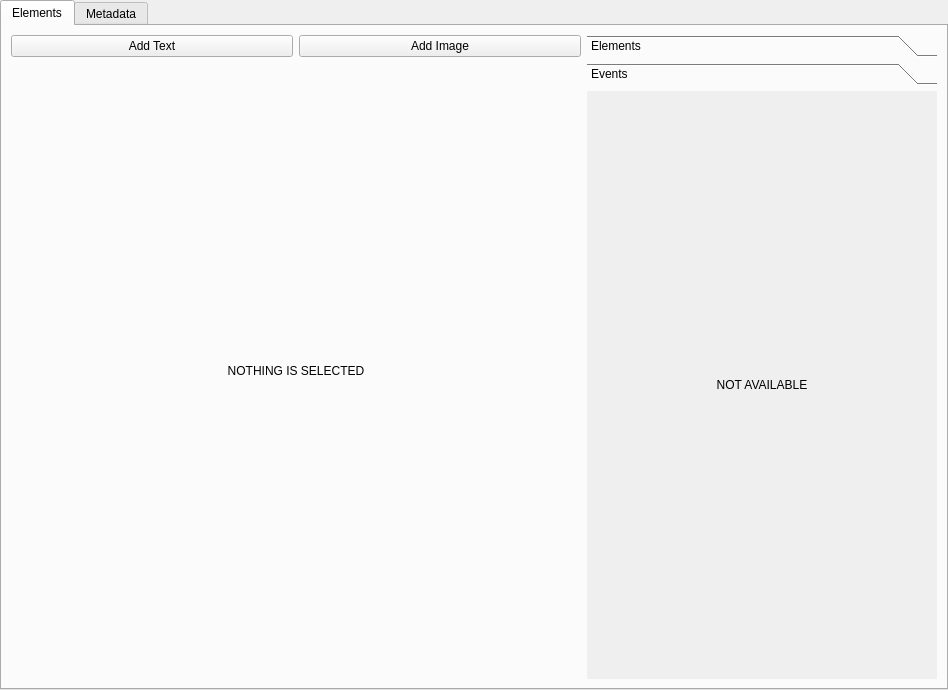
First picture: the form in pagesettings.ui, repository minirop/hso-page-builder, before the edit.
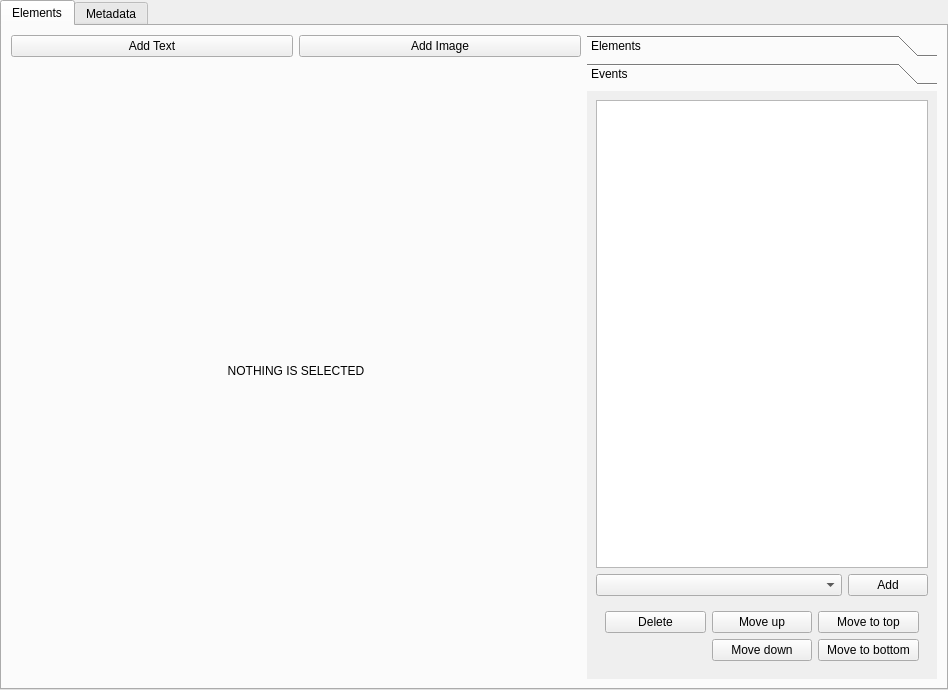
Second picture: the form after the edit. The open tabs and pages were chosen to show the change. Custom widgets are drawn as their Qt base class.

Commit message: Added events to page elements.

What changed in the file:
```diff
--- a/pagesettings.ui
+++ b/pagesettings.ui
@@ -942,8 +942,8 @@
            <rect>
             <x>0</x>
             <y>0</y>
-            <width>113</width>
-            <height>34</height>
+            <width>350</width>
+            <height>582</height>
            </rect>
           </property>
           <attribute name="label">
@@ -951,15 +951,89 @@
           </attribute>
           <layout class="QVBoxLayout" name="verticalLayout_6">
            <item>
-            <widget class="QLabel" name="label_27">
-             <property name="text">
-              <string>NOT AVAILABLE</string>
+            <widget class="QListView" name="elementsEventsList">
+             <property name="editTriggers">
+              <set>QAbstractItemView::NoEditTriggers</set>
              </property>
-             <property name="alignment">
-              <set>Qt::AlignCenter</set>
+             <property name="alternatingRowColors">
+              <bool>true</bool>
              </property>
             </widget>
            </item>
+           <item>
+            <layout class="QHBoxLayout" name="horizontalLayout_23">
+             <property name="topMargin">
+              <number>0</number>
+             </property>
+             <item>
+              <widget class="QComboBox" name="elementsEventsNamesComboBox"/>
+             </item>
+             <item>
+              <widget class="QPushButton" name="elementsAddEventButton">
+               <property name="sizePolicy">
+                <sizepolicy hsizetype="Maximum" vsizetype="Fixed">
+                 <horstretch>0</horstretch>
+                 <verstretch>0</verstretch>
+                </sizepolicy>
+               </property>
+               <property name="text">
+                <string>Add</string>
+               </property>
+              </widget>
+             </item>
+            </layout>
+           </item>
+           <item>
+            <layout class="QGridLayout" name="gridLayout_5">
+             <property name="leftMargin">
+              <number>9</number>
+             </property>
+             <property name="topMargin">
+              <number>9</number>
+             </property>
+             <property name="rightMargin">
+              <number>9</number>
+             </property>
+             <property name="bottomMargin">
+              <number>9</number>
+             </property>
+             <item row="0" column="0">
+              <widget class="QPushButton" name="elementsDeleteEvent">
+               <property name="text">
+                <string>Delete</string>
+               </property>
+              </widget>
+             </item>
+             <item row="0" column="2">
+              <widget class="QPushButton" name="elementsMoveToTopEvent">
+               <property name="text">
+                <string>Move to top</string>
+               </property>
+              </widget>
+             </item>
+             <item row="0" column="1">
+              <widget class="QPushButton" name="elementsMoveUpEvent">
+               <property name="text">
+                <string>Move up</string>
+               </property>
+              </widget>
+             </item>
+             <item row="1" column="1">
+              <widget class="QPushButton" name="elementsMoveDownEvent">
+               <property name="text">
+                <string>Move down</string>
+               </property>
+              </widget>
+             </item>
+             <item row="1" column="2">
+              <widget class="QPushButton" name="elementsMoveToBottomEvent">
+               <property name="text">
+                <string>Move to bottom</string>
+               </property>
+              </widget>
+             </item>
+            </layout>
+           </item>
           </layout>
          </widget>
         </widget>
```
Left out of the diff: 19 changed lines with no effect on the pictures. The commit also changes 10 other files.
